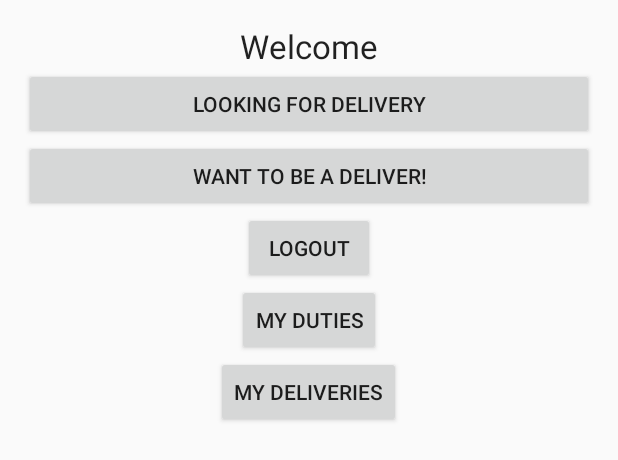
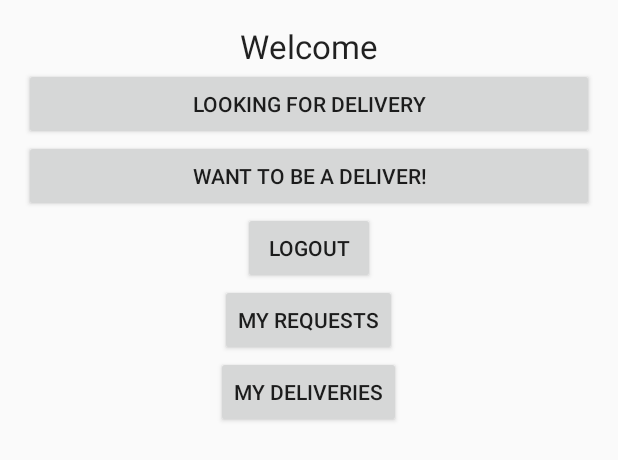
Before and after one commit to nadavro/Friendeliver, an Android app: the layout activity_profile.xml on its own in the app's theme, with its tools: preview values and no code run, on a phone screen of 412 x 824 dp. Shown: the top 460 px of the screen. Run offline under Robolectric (Android 15) with nearby library versions, the phone set to English and light mode, and no system bars.

Commit message:
myrequests,mydeliveries working need to design

```diff
--- a/app/src/main/java/com/nadavrozen/myfirebaseauth/LookingForActivity.java
+++ b/app/src/main/java/com/nadavrozen/myfirebaseauth/LookingForActivity.java
@@ -324,12 +324,14 @@ public class LookingForActivity extends AppCompatActivity implements View.OnClic
         LookForUser lookForUser = new LookForUser(me,delivery,user.getUid());
 
         DatabaseReference d = mDatabase.child("Delivery").push();
+        String delKey = d.getKey();
+        d.setValue(delivery);
         DatabaseReference ref = mDatabase.child("LookForUser").push();
-        String delKey = d.getKey();
+
         String lookKey = ref.getKey();
         delivery.setKey(delKey);
         //System.out.println(delKey);
-        d.setValue(delivery);
+
         ref.setValue(lookForUser);
         //ans = LookForUser.FindMatches(delivery,mDatabase);
         Intent intent = new Intent(this,ResultActivity.class);
--- a/app/src/main/res/layout/activity_profile.xml
+++ b/app/src/main/res/layout/activity_profile.xml
@@ -48,7 +48,7 @@
         <Button
             android:layout_width="wrap_content"
             android:layout_height="wrap_content"
-            android:text="My Duties"
+            android:text="My Requests"
             android:id="@+id/myDutiesBtn"
             android:layout_gravity="center_horizontal"/>
         <Button
```
